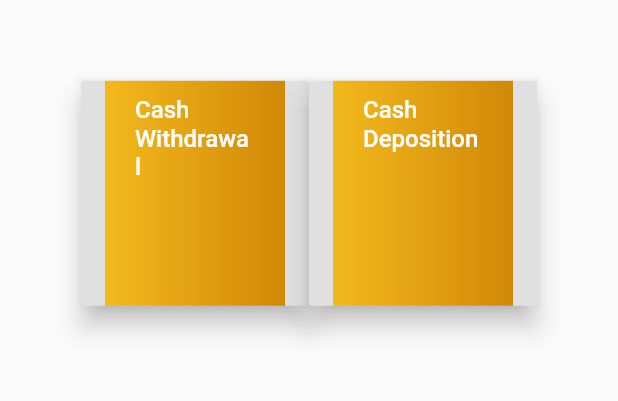
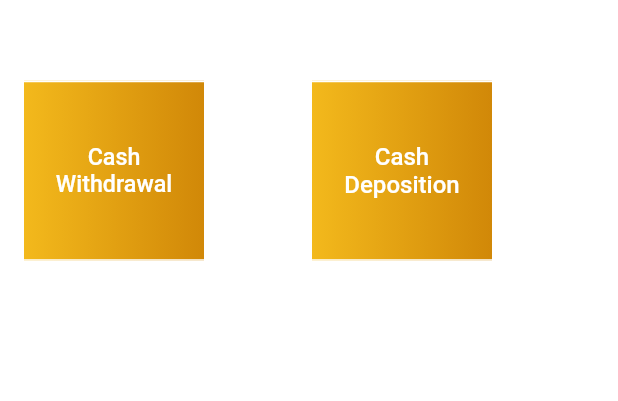
Before and after one commit to kesiajo/BankEasy, a Flutter app: the Home screen opened directly, on a phone screen of 412 x 824 dp, the part 290-691 px from its top. Run offline on Flutter 3.47's test engine with Material 2 defaults, Android fonts, the phone set to English and light mode, and no system bars; our stand-ins replace pinput; missing offline and left inert: qrscan, sms.

```diff
--- a/lib/atmQR/QRhome.dart
+++ b/lib/atmQR/QRhome.dart
@@ -86,7 +86,8 @@ class _QRhomeState extends State<QRhome> {
                       ),
                       Text(
                           "Align the QR Code displayed in the ATM screen \nto the middle of the scanner\n to initiate session",
-                          style: TextStyle(color: Colors.white)),
+                          style: TextStyle(color: Colors.white),
+                          textAlign: TextAlign.center),
                     ],
                   )),
                 ),
--- a/lib/dashboard.dart
+++ b/lib/dashboard.dart
@@ -46,6 +46,7 @@ class _HomeState extends State<Home> {
   @override
   Widget build(BuildContext context) {
     return Scaffold(
+      backgroundColor: Colors.white,
       body: InkWell(
         child: Stack(
           fit: StackFit.expand,
@@ -56,9 +57,10 @@ class _HomeState extends State<Home> {
                 Expanded(
                   flex: 3,
                   child: Container(
-                      child: Row(
-                          mainAxisAlignment: MainAxisAlignment.spaceAround,
-                          children: <Widget>[
+                      child:
+                          Row(mainAxisAlignment: MainAxisAlignment.spaceAround,
+                              // crossAxisAlignment: CrossAxisAlignment.start,
+                              children: <Widget>[
                         Spacer(),
                         IconButton(
                             icon: Icon(Icons.qr_code_scanner_rounded),
@@ -92,17 +94,20 @@ class _HomeState extends State<Home> {
                 Expanded(
                   flex: 7,
                   child: Row(
-                    mainAxisAlignment: MainAxisAlignment.center,
+                    mainAxisAlignment: MainAxisAlignment.start,
                     crossAxisAlignment: CrossAxisAlignment.start,
                     children: <Widget>[
-                      RaisedButton(
+                      FlatButton(
+                        shape: RoundedRectangleBorder(
+                            borderRadius: BorderRadius.circular(5.0),
+                            side: BorderSide(color: Colors.white)),
                         onPressed: () {
                           Navigator.of(context).push(MaterialPageRoute(
                               builder: (context) => QRhome()));
                         },
                         child: Container(
                           width: 120.0,
-                          height: 150.0,
+                          height: 120.0,
                           decoration: const BoxDecoration(
                             gradient: LinearGradient(
                               colors: <Color>[
@@ -112,20 +117,30 @@ class _HomeState extends State<Home> {
                             ),
                           ),
                           padding: const EdgeInsets.fromLTRB(20, 10, 20, 10),
-                          child: const Text('Cash Withdrawal',
-                              style: TextStyle(fontSize: 16)),
+                          child: Align(
+                            alignment: Alignment.center,
+                            child: const Text('Cash Withdrawal',
+                                style: TextStyle(
+                                  fontSize: 15.5,
+                                ),
+                                textAlign: TextAlign.center),
+                          ),
                         ),
                         textColor: Colors.white,
-                        elevation: 7,
+                        color: Colors.white,
                       ),
-                      RaisedButton(
+                      SizedBox(width: 40),
+                      FlatButton(
+                        shape: RoundedRectangleBorder(
+                            borderRadius: BorderRadius.circular(5.0),
+                            side: BorderSide(color: Colors.white)),
                         onPressed: () {
                           Navigator.of(context).push(MaterialPageRoute(
                               builder: (context) => QRhome()));
                         },
                         child: Container(
                           width: 120.0,
-                          height: 150.0,
+                          height: 120.0,
                           decoration: const BoxDecoration(
                             gradient: LinearGradient(
                               colors: <Color>[
@@ -135,13 +150,17 @@ class _HomeState extends State<Home> {
                             ),
                           ),
                           padding: const EdgeInsets.fromLTRB(20, 10, 20, 10),
-                          child: const Text('Cash Deposition',
-                              style: TextStyle(
-                                fontSize: 16,
-                              )),
+                          child: Align(
+                            alignment: Alignment.center,
+                            child: const Text('Cash Deposition',
+                                style: TextStyle(
+                                  fontSize: 16,
+                                ),
+                                textAlign: TextAlign.center),
+                          ),
                         ),
                         textColor: Colors.white,
-                        elevation: 7,
+                        color: Colors.white,
                       ),
                     ],
                   ),
```
Also changed, not shown: 1 other file.
